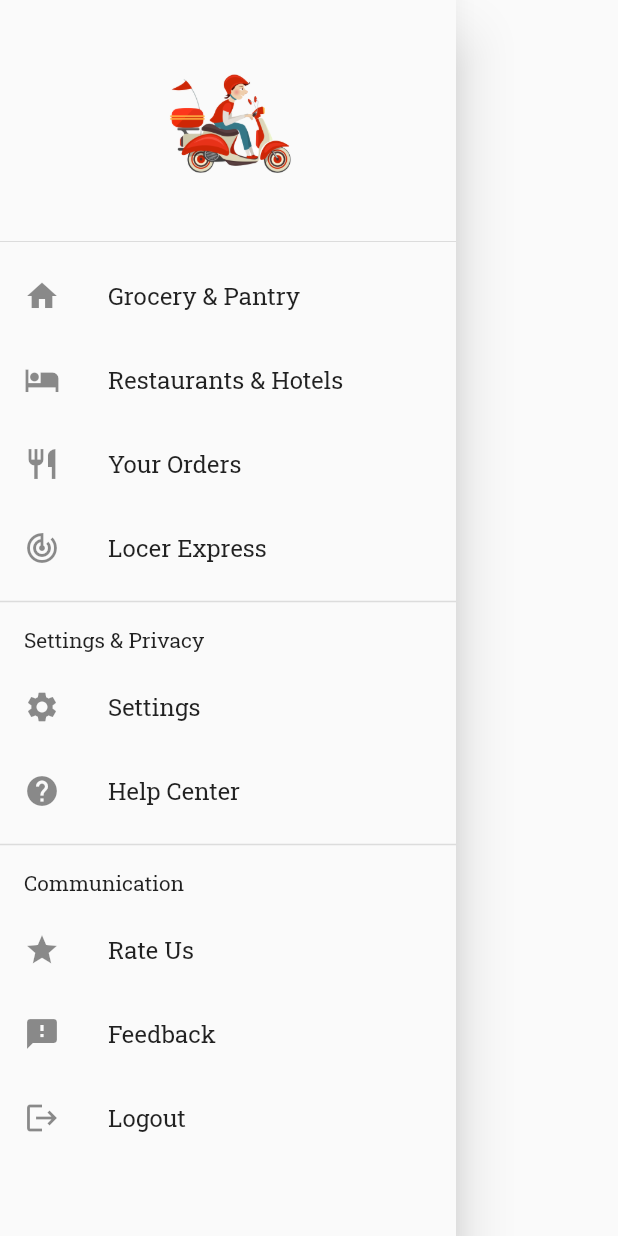
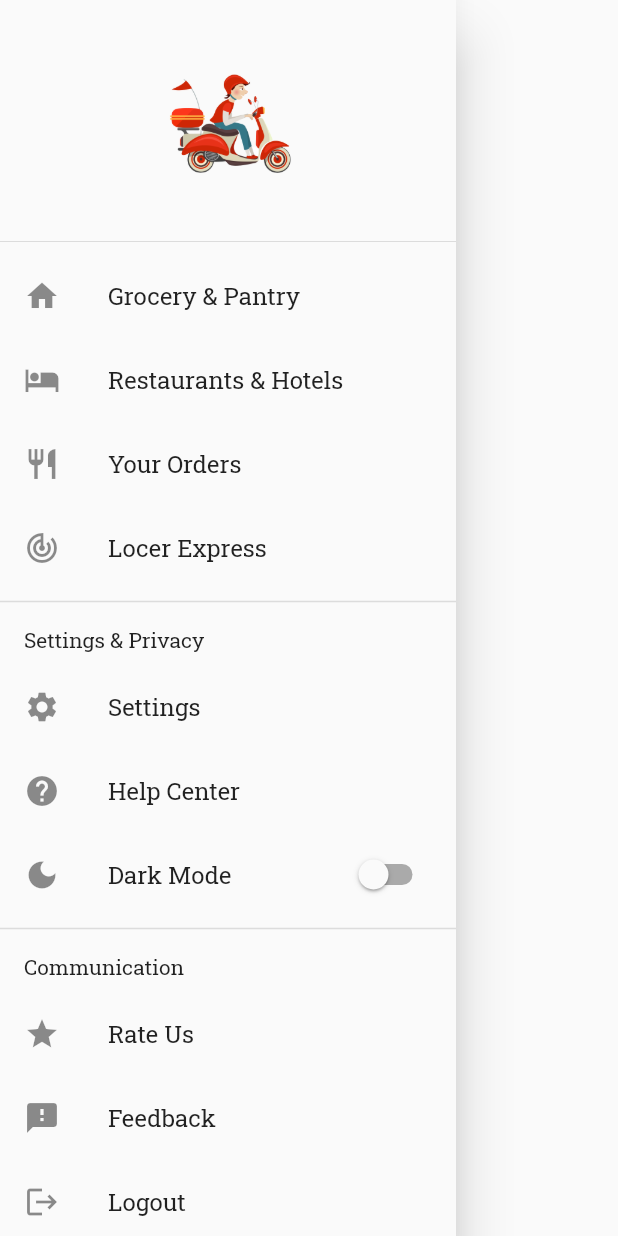
Before and after one commit to aditya3901/Locer-Flutter-Client, a Flutter app: the MainDrawer widget shown alone on an empty page, opened directly, on a phone screen of 412 x 824 dp. Run offline on Flutter 3.47's test engine with Material 2 defaults, Android fonts, the phone set to English and light mode, and no system bars; our stand-ins replace carousel_slider, google_fonts, smooth_page_indicator, sqflite; accounts and stored records are empty; network calls fail.

Commit message:
Update dt: 30.12.21

```diff
--- a/lib/screens/navBar_screens/cart_screen.dart
+++ b/lib/screens/navBar_screens/cart_screen.dart
@@ -67,7 +67,7 @@ class _CartScreenState extends State<CartScreen> {
                         "\u20B9${item.price}",
                         style: const TextStyle(
                           fontWeight: FontWeight.bold,
-                          fontSize: 18,
+                          fontSize: 16,
                         ),
                       ),
                     ],
--- a/lib/screens/navBar_screens/wishlist_screen.dart
+++ b/lib/screens/navBar_screens/wishlist_screen.dart
@@ -80,7 +80,7 @@ class _WishlistScreenState extends State<WishlistScreen> {
                             "\u20B9${item.price}",
                             style: const TextStyle(
                               fontWeight: FontWeight.bold,
-                              fontSize: 18,
+                              fontSize: 16,
                             ),
                           ),
                         ],
--- a/lib/widgets/main_drawer.dart
+++ b/lib/widgets/main_drawer.dart
@@ -1,6 +1,12 @@
 import 'package:flutter/material.dart';
 
-class MainDrawer extends StatelessWidget {
+class MainDrawer extends StatefulWidget {
+  @override
+  State<MainDrawer> createState() => _MainDrawerState();
+}
+
+class _MainDrawerState extends State<MainDrawer> {
+  bool isDark = false;
   @override
   Widget build(BuildContext context) {
     Widget drawerItem(String title, IconData icon) {
@@ -10,6 +16,9 @@ class MainDrawer extends StatelessWidget {
         },
         title: Text(
           title,
+          style: const TextStyle(
+            fontSize: 16,
+          ),
         ),
         leading: Icon(icon),
       );
@@ -38,17 +47,31 @@ class MainDrawer extends StatelessWidget {
               padding: EdgeInsets.symmetric(horizontal: 16, vertical: 8),
               child: Text(
                 "Settings & Privacy",
-                // style: TextStyle(fontSize: 16),
               ),
             ),
             drawerItem("Settings", Icons.settings),
             drawerItem("Help Center", Icons.help),
+            ListTile(
+              title: const Text(
+                "Dark Mode",
+                style: TextStyle(
+                  fontSize: 16,
+                ),
+              ),
+              leading: const Icon(Icons.dark_mode),
+              trailing: Switch(
+                  value: isDark,
+                  onChanged: (val) {
+                    setState(() {
+                      isDark = val;
+                    });
+                  }),
+            ),
             const Divider(thickness: 1),
             const Padding(
               padding: EdgeInsets.symmetric(horizontal: 16, vertical: 8),
               child: Text(
                 "Communication",
-                // style: TextStyle(fontSize: 16),
               ),
             ),
             drawerItem("Rate Us", Icons.star),
```
Also changed, not shown: lib/screens/tabs_screen.dart (+6 -10 lines).
